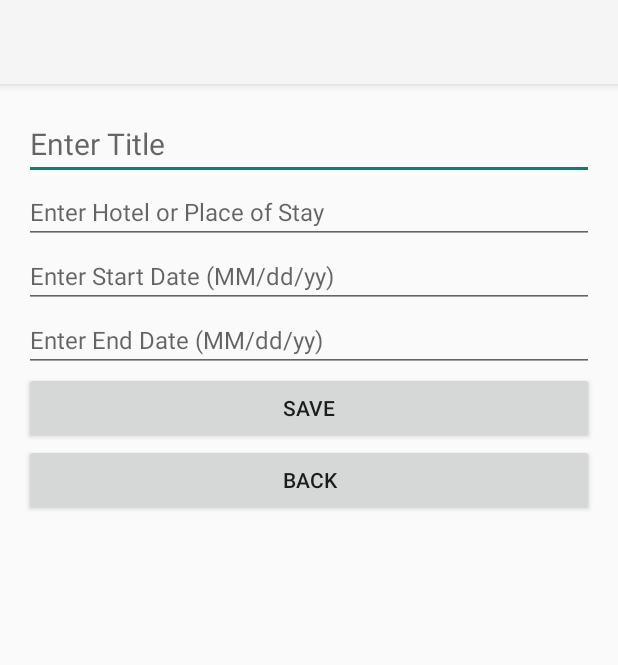
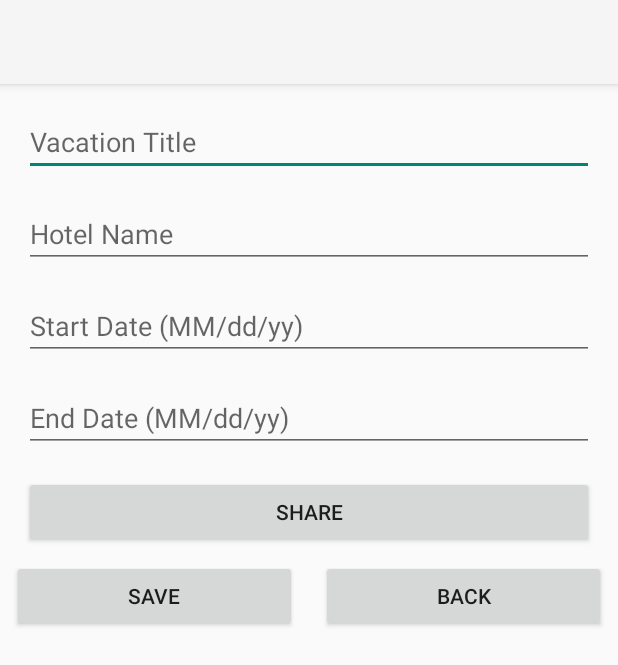
Before and after one commit to andresegm/vacation-scheduler, an Android app: the VacationDetailsActivity screen opened directly, with no data from a screen before it, on a phone screen of 412 x 824 dp. Shown: the top 665 px of the screen. Run offline under Robolectric (Android 15) with nearby library versions, the light colour scheme and no system bars; our stand-ins replace Room's generated code.

Commit message:
Task B3f: Add sharing feature for vacation details - Implemented a share button in VacationDetailsActivity to allow users to share vacation details via email, SMS, or clipboard. - Updated activity_vacation_details.xml to fix overlapping buttons by restructuring the layout. - Adjusted button placement for better UI alignment and spacing. - Verified functionality and ensured vacation details populate correctly in sharing intent.

```diff
--- a/app/src/main/java/com/example/d308vacationplanner/activities/VacationDetailsActivity.java
+++ b/app/src/main/java/com/example/d308vacationplanner/activities/VacationDetailsActivity.java
@@ -5,11 +5,14 @@ import android.app.PendingIntent;
 import android.content.Context;
 import android.content.Intent;
 import android.os.Bundle;
+import android.provider.Settings;
 import android.util.Log;
 import android.widget.Button;
 import android.widget.EditText;
 import android.widget.Toast;
 
+import androidx.annotation.RequiresApi;
+import androidx.appcompat.app.AlertDialog;
 import androidx.appcompat.app.AppCompatActivity;
 
 import com.example.d308vacationplanner.R;
@@ -21,10 +24,6 @@ import java.text.ParseException;
 import java.text.SimpleDateFormat;
 import java.util.Date;
 import java.util.Locale;
-
-import android.provider.Settings;
-import androidx.annotation.RequiresApi;
-import androidx.appcompat.app.AlertDialog;
 
 public class VacationDetailsActivity extends AppCompatActivity {
 
@@ -39,6 +38,7 @@ public class VacationDetailsActivity extends AppCompatActivity {
         if (android.os.Build.VERSION.SDK_INT >= android.os.Build.VERSION_CODES.S) {
             checkExactAlarmPermission();
         }
+
         // Initialize repository
         repository = new VacationRepository(getApplicationContext());
 
@@ -50,6 +50,7 @@ public class VacationDetailsActivity extends AppCompatActivity {
 
         Button saveButton = findViewById(R.id.button_save);
         Button backButton = findViewById(R.id.button_back);
+        Button shareButton = findViewById(R.id.button_share);
 
         // Retrieve vacation details from Intent
         int vacationId = getIntent().getIntExtra("id", -1);
@@ -96,9 +97,23 @@ public class VacationDetailsActivity extends AppCompatActivity {
             finish(); // Close the activity
         });
 
-
         // Back button functionality
         backButton.setOnClickListener(v -> finish());
+
+        // Share button functionality
+        shareButton.setOnClickListener(v -> {
+            String vacationDetails = "Vacation Details:\n" +
+                    "Title: " + titleEditText.getText().toString() + "\n" +
+                    "Hotel: " + hotelEditText.getText().toString() + "\n" +
+                    "Start Date: " + startDateEditText.getText().toString() + "\n" +
+                    "End Date: " + endDateEditText.getText().toString();
+
+            Intent shareIntent = new Intent();
+            shareIntent.setAction(Intent.ACTION_SEND);
+            shareIntent.putExtra(Intent.EXTRA_TEXT, vacationDetails);
+            shareIntent.setType("text/plain");
+            startActivity(Intent.createChooser(shareIntent, "Share Vacation Details"));
+        });
     }
 
     // Method to schedule vacation notifications
--- a/app/src/main/res/layout/activity_vacation_details.xml
+++ b/app/src/main/res/layout/activity_vacation_details.xml
@@ -2,57 +2,65 @@
 <androidx.constraintlayout.widget.ConstraintLayout
     xmlns:android="http://schemas.android.com/apk/res/android"
     xmlns:app="http://schemas.android.com/apk/res-auto"
+    xmlns:tools="http://schemas.android.com/tools"
     android:layout_width="match_parent"
     android:layout_height="match_parent"
-    android:padding="16dp">
+    tools:context=".activities.VacationDetailsActivity">
 
     <!-- Title -->
     <EditText
         android:id="@+id/vacation_title"
         android:layout_width="0dp"
         android:layout_height="wrap_content"
-        android:hint="Enter Title"
-        android:textSize="20sp"
-        app:layout_constraintTop_toTopOf="parent"
+        android:hint="Vacation Title"
         app:layout_constraintStart_toStartOf="parent"
         app:layout_constraintEnd_toEndOf="parent"
-        android:layout_marginBottom="8dp" />
+        app:layout_constraintTop_toTopOf="parent"
+        android:layout_margin="16dp" />
 
     <!-- Hotel -->
     <EditText
         android:id="@+id/vacation_hotel"
         android:layout_width="0dp"
         android:layout_height="wrap_content"
-        android:hint="Enter Hotel or Place of Stay"
-        android:textSize="16sp"
-        app:layout_constraintTop_toBottomOf="@id/vacation_title"
+        android:hint="Hotel Name"
         app:layout_constraintStart_toStartOf="parent"
         app:layout_constraintEnd_toEndOf="parent"
-        android:layout_marginBottom="8dp" />
+        app:layout_constraintTop_toBottomOf="@id/vacation_title"
+        android:layout_margin="16dp" />
 
     <!-- Start Date -->
     <EditText
         android:id="@+id/vacation_start_date"
         android:layout_width="0dp"
         android:layout_height="wrap_content"
-        android:hint="Enter Start Date (MM/dd/yy)"
-        android:textSize="16sp"
-        app:layout_constraintTop_toBottomOf="@id/vacation_hotel"
+        android:hint="Start Date (MM/dd/yy)"
         app:layout_constraintStart_toStartOf="parent"
         app:layout_constraintEnd_toEndOf="parent"
-        android:layout_marginBottom="8dp" />
+        app:layout_constraintTop_toBottomOf="@id/vacation_hotel"
+        android:layout_margin="16dp" />
 
     <!-- End Date -->
     <EditText
         android:id="@+id/vacation_end_date"
         android:layout_width="0dp"
         android:layout_height="wrap_content"
-        android:hint="Enter End Date (MM/dd/yy)"
-        android:textSize="16sp"
-        app:layout_constraintTop_toBottomOf="@id/vacation_start_date"
+        android:hint="End Date (MM/dd/yy)"
         app:layout_constraintStart_toStartOf="parent"
         app:layout_constraintEnd_toEndOf="parent"
-        android:layout_marginBottom="16dp" />
+        app:layout_constraintTop_toBottomOf="@id/vacation_start_date"
+        android:layout_margin="16dp" />
+
+    <!-- Share Button -->
+    <Button
+        android:id="@+id/button_share"
+        android:layout_width="0dp"
+        android:layout_height="wrap_content"
+        android:text="Share"
+        app:layout_constraintStart_toStartOf="parent"
+        app:layout_constraintEnd_toEndOf="parent"
+        app:layout_constraintTop_toBottomOf="@id/vacation_end_date"
+        android:layout_margin="16dp" />
 
     <!-- Save Button -->
     <Button
@@ -60,10 +68,11 @@
         android:layout_width="0dp"
         android:layout_height="wrap_content"
         android:text="Save"
-        app:layout_constraintTop_toBottomOf="@id/vacation_end_date"
         app:layout_constraintStart_toStartOf="parent"
-        app:layout_constraintEnd_toEndOf="parent"
-        android:layout_marginBottom="8dp" />
+        app:layout_constraintEnd_toStartOf="@id/button_back"
+        app:layout_constraintTop_toBottomOf="@id/button_share"
+        android:layout_margin="8dp"
+        android:layout_marginEnd="8dp" />
 
     <!-- Back Button -->
     <Button
@@ -71,7 +80,10 @@
         android:layout_width="0dp"
         android:layout_height="wrap_content"
         android:text="Back"
-        app:layout_constraintTop_toBottomOf="@id/button_save"
-        app:layout_constraintStart_toStartOf="parent"
-        app:layout_constraintEnd_toEndOf="parent" />
+        app:layout_constraintStart_toEndOf="@id/button_save"
+        app:layout_constraintEnd_toEndOf="parent"
+        app:layout_constraintTop_toBottomOf="@id/button_share"
+        android:layout_margin="8dp"
+        android:layout_marginStart="8dp" />
+
 </androidx.constraintlayout.widget.ConstraintLayout>
```
